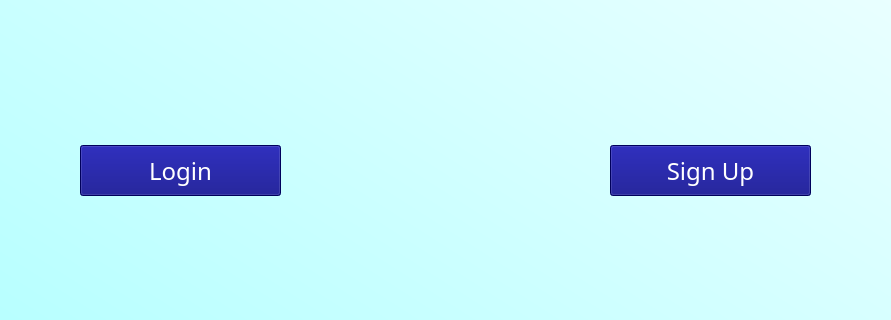
Above: Assignment1/DCM/welcome.ui from Why-Bee/3k04-project-group10-2023 before the change; both pictures show x 159 to 1050 and y 304 to 624 of the 1200 by 800 pixel window. Below: the same form after it.
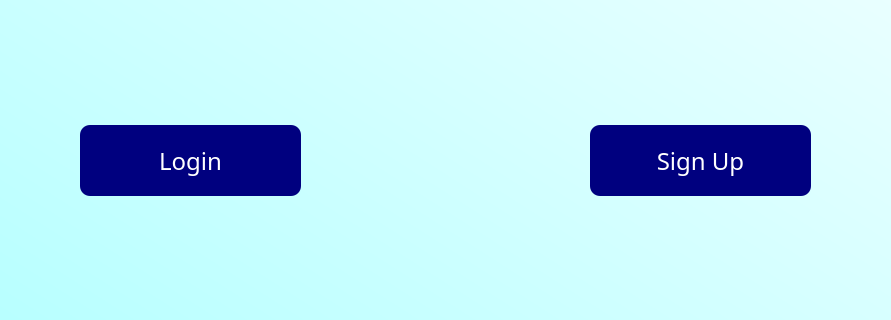
That is the form after the change.

Commit message: Added hover effects to all the buttons

```diff
--- a/Assignment1/DCM/welcome.ui
+++ b/Assignment1/DCM/welcome.ui
@@ -51,9 +51,9 @@
      <property name="geometry">
       <rect>
        <x>240</x>
-       <y>450</y>
-       <width>201</width>
-       <height>51</height>
+       <y>430</y>
+       <width>221</width>
+       <height>71</height>
       </rect>
      </property>
      <property name="font">
@@ -63,8 +63,15 @@
       </font>
      </property>
      <property name="styleSheet">
-      <string notr="true">color: rgb(255, 255, 255);
-background-color: rgb(0, 0, 127);</string>
+      <string notr="true">QPushButton {
+	color: rgb(255, 255, 255);
+	background-color: rgb(0, 0, 127);
+	border-radius: 10px;
+}
+
+QPushButton:hover {
+	background-color: rgb(85, 170, 255);
+}</string>
      </property>
      <property name="text">
       <string>Login</string>
@@ -73,10 +80,10 @@
     <widget class="QPushButton" name="signUpButton">
      <property name="geometry">
       <rect>
-       <x>770</x>
-       <y>450</y>
-       <width>201</width>
-       <height>51</height>
+       <x>750</x>
+       <y>430</y>
+       <width>221</width>
+       <height>71</height>
       </rect>
      </property>
      <property name="font">
@@ -86,8 +93,15 @@
       </font>
      </property>
      <property name="styleSheet">
-      <string notr="true">color: rgb(255, 255, 255);
-background-color: rgb(0, 0, 127);</string>
+      <string notr="true">QPushButton {
+	color: rgb(255, 255, 255);
+	background-color: rgb(0, 0, 127);
+	border-radius: 10px;
+}
+
+QPushButton:hover {
+	background-color: rgb(85, 170, 255);
+}</string>
      </property>
      <property name="text">
       <string>Sign Up</string>
```
Left out of the diff: 36 changed lines with no effect on the pictures. The commit also changes 3 other files.
